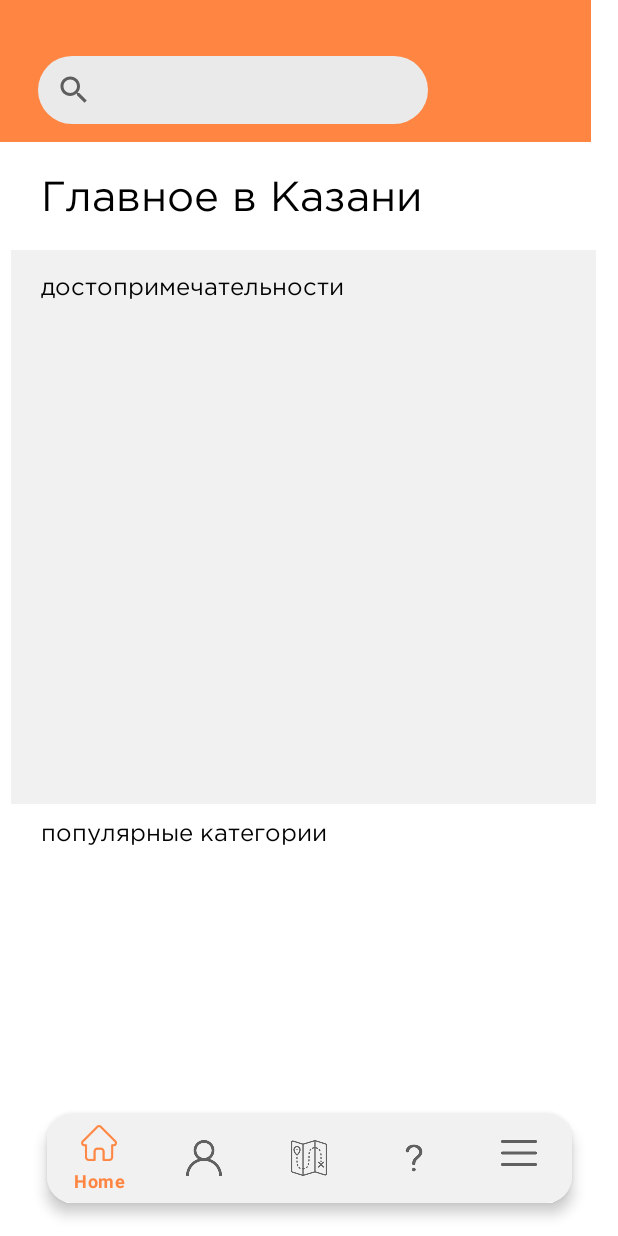
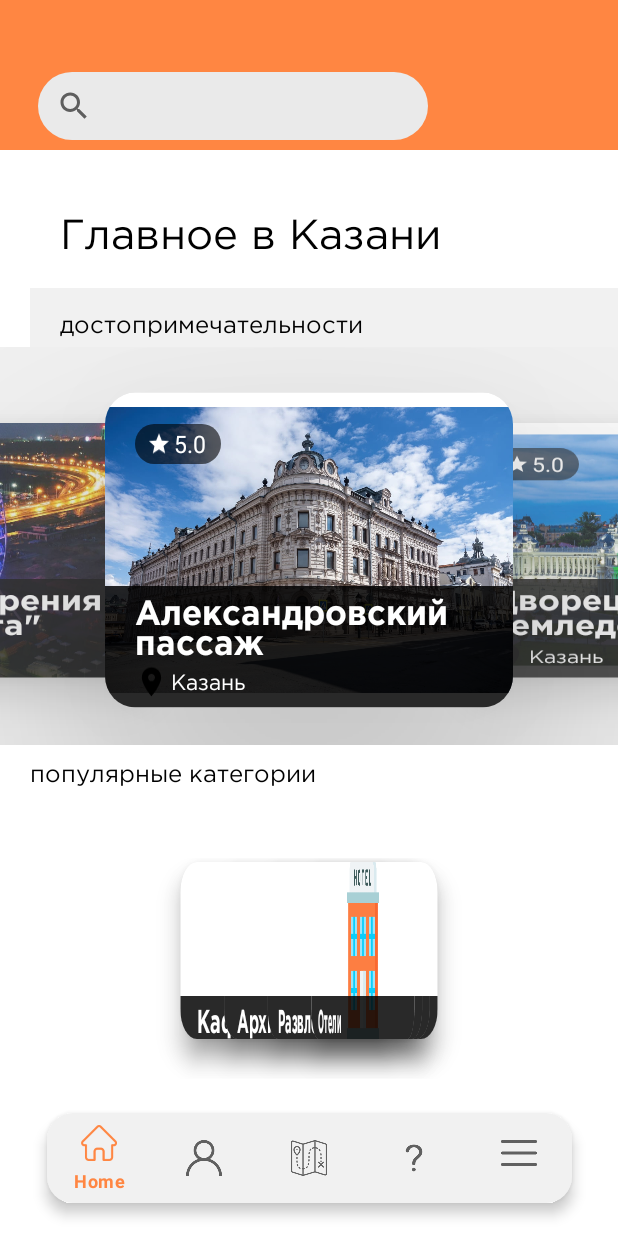
Before and after one commit to xotabeach/Diploma-project-Mobile-application-for-the-Department-of-Tourism-of-Tatarstan, an Android app built with Jetpack Compose: the HomeFragment screen opened directly, with no data from a screen before it, on a phone screen of 412 x 824 dp. Run offline under Robolectric (Android 15) with nearby library versions, the phone set to English and light mode, and no system bars; our stand-ins replace Picasso, navigation-ui; libraries missing offline, so code that uses them is left out: com.flaviofaria.kenburnsview; plain views replace KenBurnsView; pictures from the network do not load.

Commit message:
fix some bugs

```diff
--- a/app/src/main/java/com/example/mobile_tour/DataBaseHelper.java
+++ b/app/src/main/java/com/example/mobile_tour/DataBaseHelper.java
@@ -34,7 +34,7 @@ public class DataBaseHelper extends SQLiteOpenHelper {
         SQLiteDatabase db = this.getWritableDatabase();
 
         // Очистка таблицы landmarks
-        //db.delete("landmarks", null, null);
+        db.delete("landmarks", null, null);
         db.delete("clickedLandmarks", null, null);
         //db.delete("categories",null, null);
         // Или, если вы предпочитаете использовать execSQL
--- a/app/src/main/java/com/example/mobile_tour/MainActivity.java
+++ b/app/src/main/java/com/example/mobile_tour/MainActivity.java
@@ -80,7 +80,7 @@ public class MainActivity extends AppCompatActivity {
         super.onCreate(savedInstanceState);
 
         DataBaseHelper dbHelper = new DataBaseHelper(this);
-
+        //getSupportActionBar().hide();
 
 
         //dbHelper.clearDatabase();
@@ -97,7 +97,7 @@ public class MainActivity extends AppCompatActivity {
         hideSystemBars();
 
 
-
+        dbHelper.clearDatabase();
 
         List<TravelLocation> travelLocations = new ArrayList<>();
         List<TravelCategory> travelCategories = new ArrayList<>();
@@ -255,12 +255,12 @@ public class MainActivity extends AppCompatActivity {
 
         dbHelper.clearDatabase();
 
-        //dbHelper.insertTravelLocations(travelLocations);
+        dbHelper.insertTravelLocations(travelLocations);
         dbHelper.displayRowCount();
         dbHelper.displayAllData();
 
 
-        //dbHelper.insertCategories(travelCategories);
+        dbHelper.insertCategories(travelCategories);
         dbHelper.displayCategoryData();
 
 
--- a/app/src/main/res/layout/activity_login.xml
+++ b/app/src/main/res/layout-w360dp/activity_login.xml
@@ -91,7 +91,7 @@
         android:layout_height="58dp"
         android:layout_gravity="start"
         android:layout_marginTop="16dp"
-        android:layout_marginBottom="64dp"
+        android:layout_marginBottom="75dp"
         android:background="@drawable/login_sign_but_style"
         android:fontFamily="@font/inter"
         android:text="@string/action_sign_in"
@@ -136,7 +136,7 @@
         android:id="@+id/textView2"
         android:layout_width="wrap_content"
         android:layout_height="wrap_content"
-        android:layout_marginTop="230dp"
+        android:layout_marginTop="220dp"
         android:layout_marginEnd="40dp"
         android:background="#00FFFFFF"
         android:fontFamily="@font/gothampro"
@@ -153,7 +153,7 @@
         android:layout_width="wrap_content"
         android:layout_height="wrap_content"
         android:layout_marginStart="44dp"
-        android:layout_marginTop="230dp"
+        android:layout_marginTop="220dp"
         android:background="#00FFFFFF"
         android:fontFamily="@font/gothampro"
         android:singleLine="false"
--- /dev/null
+++ b/app/src/main/res/layout-w360dp/activity_main.xml
@@ -0,0 +1,65 @@
+<?xml version="1.0" encoding="utf-8"?>
+
+<androidx.constraintlayout.widget.ConstraintLayout xmlns:android="http://schemas.android.com/apk/res/android"
+    xmlns:app="http://schemas.android.com/apk/res-auto"
+    xmlns:tools="http://schemas.android.com/tools"
+    android:id="@+id/container"
+    android:layout_width="match_parent"
+    android:layout_height="match_parent"
+    android:layout_marginBottom="0dp"
+    >
+
+    <com.google.android.material.bottomnavigation.BottomNavigationView
+        android:id="@+id/nav_view"
+        android:layout_width="350dp"
+        android:layout_height="60dp"
+        android:background="@drawable/rounded_corner_back"
+        android:paddingBottom="0dp"
+        app:layout_constraintBottom_toBottomOf="parent"
+        app:layout_constraintLeft_toLeftOf="parent"
+        app:layout_constraintRight_toRightOf="parent"
+        app:menu="@menu/bottom_nav_menu"
+        android:layout_marginBottom="22dp"
+        app:elevation="5dp"/>
+
+
+
+    <fragment
+        android:id="@+id/nav_host_fragment_activity_main"
+        android:name="androidx.navigation.fragment.NavHostFragment"
+        android:layout_width="match_parent"
+        android:layout_height="match_parent"
+        android:resizeableActivity="true"
+        app:defaultNavHost="true"
+        app:layout_constraintBottom_toBottomOf="parent"
+        app:layout_constraintHorizontal_bias="0.333"
+        app:layout_constraintLeft_toLeftOf="parent"
+        app:layout_constraintRight_toRightOf="parent"
+        app:navGraph="@navigation/mobile_navigation" />
+
+    <LinearLayout
+        android:id="@+id/linearLayout"
+
+        android:layout_width="match_parent"
+        android:layout_height="100dp"
+        android:layout_marginBottom="-100dp"
+        android:background="@color/orange_1"
+        android:orientation="horizontal"
+        app:layout_constraintBottom_toTopOf="@+id/nav_host_fragment_activity_main"
+        app:layout_constraintStart_toStartOf="parent">
+
+        <SearchView
+            android:id="@+id/searchView"
+            style="@style/SearchViewStyle"
+            android:layout_width="260dp"
+            android:layout_height="45dp"
+            android:layout_marginLeft="25dp"
+            android:layout_marginTop="48dp"
+            android:background="@drawable/rounded_back_2"
+            app:elevation="5dp"
+            app:menu="@menu/search_menu"
+            tools:layout_conversion_absoluteHeight="49dp"
+            tools:layout_conversion_absoluteWidth="48dp" />
+    </LinearLayout>
+
+</androidx.constraintlayout.widget.ConstraintLayout>
--- /dev/null
+++ b/app/src/main/res/layout-w360dp/fragment_home.xml
@@ -0,0 +1,100 @@
+<?xml version="1.0" encoding="utf-8"?>
+<androidx.constraintlayout.widget.ConstraintLayout xmlns:android="http://schemas.android.com/apk/res/android"
+    xmlns:app="http://schemas.android.com/apk/res-auto"
+    xmlns:tools="http://schemas.android.com/tools"
+    android:layout_width="match_parent"
+    android:layout_height="match_parent"
+    tools:context=".ui.home.HomeFragment">
+
+
+
+
+
+    <TextView
+        android:id="@+id/text_home"
+        android:layout_width="match_parent"
+        android:layout_height="wrap_content"
+        android:layout_marginStart="40dp"
+        android:layout_marginTop="140dp"
+        android:layout_marginEnd="20dp"
+        android:fontFamily="@font/gothampro"
+        android:text="@string/topofKazan"
+        android:textColor="#000000"
+        android:textSize="28sp"
+
+
+        app:layout_constraintStart_toStartOf="parent"
+        app:layout_constraintTop_toTopOf="parent" />
+
+
+    <TextView
+        android:id="@+id/text_home_dost"
+        android:layout_width="match_parent"
+        android:layout_height="wrap_content"
+        android:layout_marginStart="20dp"
+        android:layout_marginTop="20dp"
+        android:layout_marginEnd="0dp"
+        android:paddingStart="20dp"
+        android:paddingTop="15dp"
+        android:paddingBottom="6dp"
+        android:fontFamily="@font/gothampro"
+        android:text="@string/dostKazan"
+        android:textColor="#000000"
+        android:background="@color/nav_gray"
+        android:textSize="16sp"
+        app:layout_constraintTop_toBottomOf="@id/text_home"/>
+
+
+    <androidx.viewpager2.widget.ViewPager2
+
+        android:id="@+id/viewpagerHomeFragment"
+        android:layout_width="match_parent"
+        android:layout_height="265dp"
+        android:background="@color/nav_gray"
+        android:paddingStart="60dp"
+        android:paddingEnd="60dp"
+        android:paddingBottom="20dp"
+        android:paddingTop="25dp"
+        android:layout_marginTop="0dp"
+        android:layout_marginBottom="40dp"
+        app:layout_constraintTop_toBottomOf="@+id/text_home_dost"/>
+
+    <TextView
+        android:layout_width="match_parent"
+        android:layout_height="0dp"
+        android:layout_marginStart="20dp"
+        android:fontFamily="@font/gothampro"
+        android:text="@string/popCatKazan"
+        android:textColor="#000000"
+        android:textSize="16sp"
+        android:paddingTop="10dp"
+        app:layout_constraintBottom_toTopOf="@+id/viewpagerHomeFragment_category"
+        app:layout_constraintStart_toStartOf="parent"
+        app:layout_constraintTop_toBottomOf="@+id/viewpagerHomeFragment" />
+
+    <androidx.viewpager2.widget.ViewPager2
+
+        android:id="@+id/viewpagerHomeFragment_category"
+        android:layout_width="match_parent"
+        android:layout_height="170dp"
+        android:layout_marginTop="17dp"
+        android:layout_marginBottom="70dp"
+        android:paddingTop="25dp"
+        android:paddingBottom="1dp"
+        app:layout_constraintBottom_toBottomOf="parent"
+        app:layout_constraintTop_toBottomOf="@+id/viewpagerHomeFragment" />
+
+
+
+
+
+    <LinearLayout
+        android:layout_width="wrap_content"
+        android:layout_height="match_parent"
+        android:orientation="vertical"
+        app:layout_constraintStart_toStartOf="parent"
+        app:layout_constraintTop_toTopOf="parent" />
+
+
+
+</androidx.constraintlayout.widget.ConstraintLayout>
--- a/app/src/main/res/values-night-v31/themes.xml
+++ b/app/src/main/res/values-night-v31/themes.xml
@@ -1,10 +1,35 @@
-<?xml version="1.0" encoding="utf-8"?>
-<resources>
-    <!--
-    Having themes.xml for night-v31 because of the priority order of the resource qualifiers.
-    -->
-    <style name="Theme.Mobile_tour.AppWidgetContainerParent" parent="@android:style/Theme.DeviceDefault.DayNight">
-        <item name="appWidgetRadius">@android:dimen/system_app_widget_background_radius</item>
-        <item name="appWidgetInnerRadius">@android:dimen/system_app_widget_inner_radius</item>
+<resources xmlns:tools="http://schemas.android.com/tools">
+    <!-- Base application theme. -->
+    <style name="Theme.Mobile_tour" parent="Theme.MaterialComponents.DayNight.NoActionBar">
+        <!-- Primary brand color. -->
+        <item name="colorPrimary">@color/orange_1</item>
+        <item name="colorPrimaryVariant">@color/orange_2</item>
+        <item name="colorOnPrimary">@color/light_gray</item>
+        <!-- Secondary brand color. -->
+        <item name="colorSecondary">@color/teal_200</item>
+        <item name="colorSecondaryVariant">@color/teal_700</item>
+        <item name="colorOnSecondary">@color/black</item>
+        <!-- Status bar color. -->
+        <item name="android:statusBarColor">?attr/colorPrimaryVariant</item>
+        <!-- Customize your theme here. -->
+    </style>
+
+    <style name="Theme.Mobile_tour.AppWidgetContainerParent" parent="@android:style/Theme.DeviceDefault">
+        <!-- Radius of the outer bound of widgets to make the rounded corners -->
+        <item name="appWidgetRadius">16dp</item>
+        <!--
+        Radius of the inner view's bound of widgets to make the rounded corners.
+        It needs to be 8dp or less than the value of appWidgetRadius
+        -->
+        <item name="appWidgetInnerRadius">8dp</item>
+    </style>
+
+    <style name="SplashTheme" parent="Theme.AppCompat.NoActionBar">
+        <item name="android:splashScreenTheme">@layout/splash_screen_activity</item>
+    </style>
+
+    <style name="Theme.Mobile_tour.AppWidgetContainer" parent="Theme.Mobile_tour.AppWidgetContainerParent">
+        <!-- Apply padding to avoid the content of the widget colliding with the rounded corners -->
+        <item name="appWidgetPadding">16dp</item>
     </style>
 </resources>
--- a/app/src/main/res/values-night/themes.xml
+++ b/app/src/main/res/values-night/themes.xml
@@ -1,16 +1,35 @@
 <resources xmlns:tools="http://schemas.android.com/tools">
     <!-- Base application theme. -->
-    <style name="Theme.Mobile_tour" parent="Theme.MaterialComponents.DayNight.DarkActionBar">
+    <style name="Theme.Mobile_tour" parent="Theme.MaterialComponents.DayNight.NoActionBar">
         <!-- Primary brand color. -->
         <item name="colorPrimary">@color/orange_1</item>
         <item name="colorPrimaryVariant">@color/orange_2</item>
-        <item name="colorOnPrimary">@color/black</item>
+        <item name="colorOnPrimary">@color/light_gray</item>
         <!-- Secondary brand color. -->
         <item name="colorSecondary">@color/teal_200</item>
-        <item name="colorSecondaryVariant">@color/teal_200</item>
+        <item name="colorSecondaryVariant">@color/teal_700</item>
         <item name="colorOnSecondary">@color/black</item>
         <!-- Status bar color. -->
         <item name="android:statusBarColor">?attr/colorPrimaryVariant</item>
         <!-- Customize your theme here. -->
     </style>
+
+    <style name="Theme.Mobile_tour.AppWidgetContainerParent" parent="@android:style/Theme.DeviceDefault">
+        <!-- Radius of the outer bound of widgets to make the rounded corners -->
+        <item name="appWidgetRadius">16dp</item>
+        <!--
+        Radius of the inner view's bound of widgets to make the rounded corners.
+        It needs to be 8dp or less than the value of appWidgetRadius
+        -->
+        <item name="appWidgetInnerRadius">8dp</item>
+    </style>
+
+    <style name="SplashTheme" parent="Theme.AppCompat.NoActionBar">
+        <item name="android:splashScreenTheme">@layout/splash_screen_activity</item>
+    </style>
+
+    <style name="Theme.Mobile_tour.AppWidgetContainer" parent="Theme.Mobile_tour.AppWidgetContainerParent">
+        <!-- Apply padding to avoid the content of the widget colliding with the rounded corners -->
+        <item name="appWidgetPadding">16dp</item>
+    </style>
 </resources>
--- a/app/src/main/res/values-v31/themes.xml
+++ b/app/src/main/res/values-v31/themes.xml
@@ -1,11 +1,35 @@
-<?xml version="1.0" encoding="utf-8"?>
-<resources>
-    <!--
-    Having themes.xml for v31 variant because @android:dimen/system_app_widget_background_radius
-     and @android:dimen/system_app_widget_internal_padding requires API level 31
-    -->
-    <style name="Theme.Mobile_tour.AppWidgetContainerParent" parent="@android:style/Theme.DeviceDefault.DayNight">
-        <item name="appWidgetRadius">@android:dimen/system_app_widget_background_radius</item>
-        <item name="appWidgetInnerRadius">@android:dimen/system_app_widget_inner_radius</item>
+<resources xmlns:tools="http://schemas.android.com/tools">
+    <!-- Base application theme. -->
+    <style name="Theme.Mobile_tour" parent="Theme.MaterialComponents.DayNight.NoActionBar">
+        <!-- Primary brand color. -->
+        <item name="colorPrimary">@color/orange_1</item>
+        <item name="colorPrimaryVariant">@color/orange_2</item>
+        <item name="colorOnPrimary">@color/light_gray</item>
+        <!-- Secondary brand color. -->
+        <item name="colorSecondary">@color/teal_200</item>
+        <item name="colorSecondaryVariant">@color/teal_700</item>
+        <item name="colorOnSecondary">@color/black</item>
+        <!-- Status bar color. -->
+        <item name="android:statusBarColor">?attr/colorPrimaryVariant</item>
+        <!-- Customize your theme here. -->
+    </style>
+
+    <style name="Theme.Mobile_tour.AppWidgetContainerParent" parent="@android:style/Theme.DeviceDefault">
+        <!-- Radius of the outer bound of widgets to make the rounded corners -->
+        <item name="appWidgetRadius">16dp</item>
+        <!--
+        Radius of the inner view's bound of widgets to make the rounded corners.
+        It needs to be 8dp or less than the value of appWidgetRadius
+        -->
+        <item name="appWidgetInnerRadius">8dp</item>
+    </style>
+
+    <style name="SplashTheme" parent="Theme.AppCompat.NoActionBar">
+        <item name="android:splashScreenTheme">@layout/splash_screen_activity</item>
+    </style>
+
+    <style name="Theme.Mobile_tour.AppWidgetContainer" parent="Theme.Mobile_tour.AppWidgetContainerParent">
+        <!-- Apply padding to avoid the content of the widget colliding with the rounded corners -->
+        <item name="appWidgetPadding">16dp</item>
     </style>
 </resources>
```
Also changed, not shown: app/build.gradle (+5 -2 lines), app/src/main/java/com/example/mobile_tour/ui/login/LoginActivity.java (+16 -2 lines), app/src/main/res/values-v21/styles.xml (+12 -6 lines), app/src/main/res/values-v31/styles.xml (+14 -6 lines), app/src/main/java/com/example/mobile_tour/databinding/ActivityLogin360Binding.java (added).
